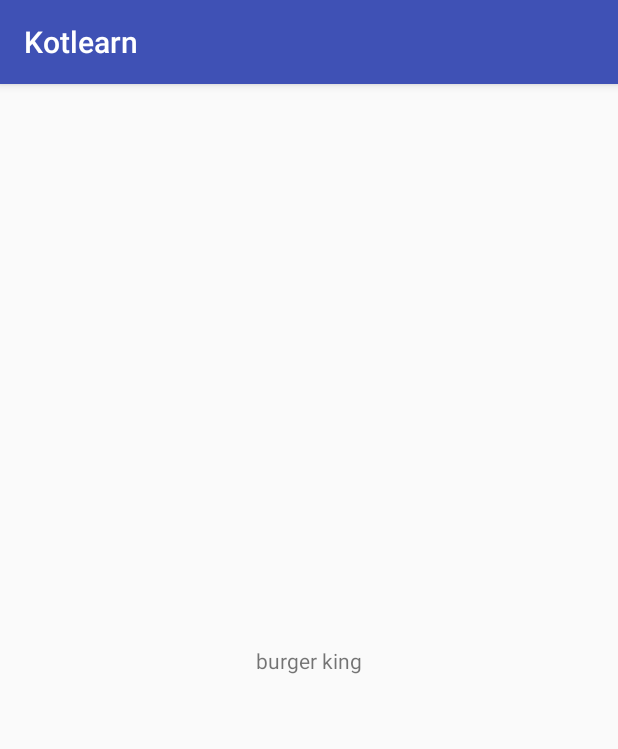
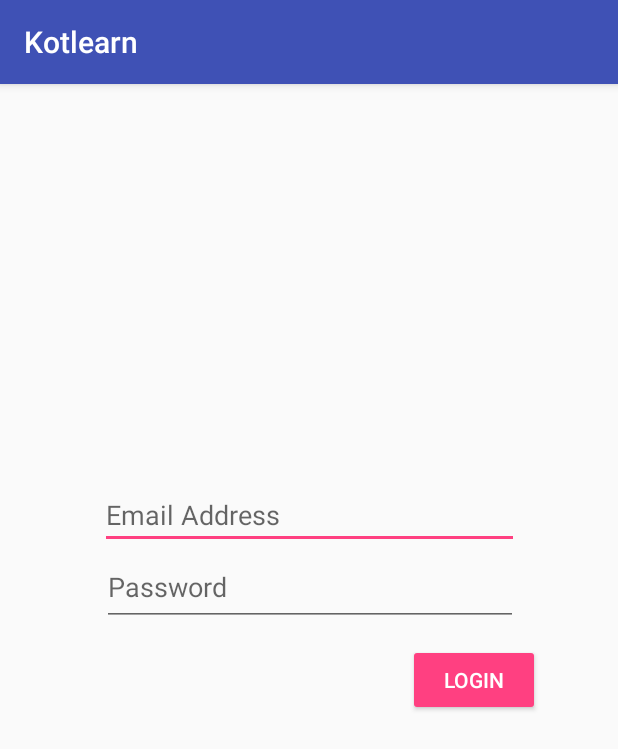
Before and after one commit to bonarmada/Kotlearn, an Android app: the screen it shows after launch (MainActivity before the commit, LoginActivity after it), on a phone screen of 412 x 824 dp. Shown: the top 749 px of the screen. Run offline under Robolectric (Android 15) with nearby library versions, the phone set to English and light mode, and no system bars; our stand-ins replace Dagger/Hilt's generated code, Picasso, Timber; libraries missing offline, so code that uses them is left out: com.jakewharton.picasso, io.realm; pictures from the network do not load; 6 statements that could not run were skipped.

Commit message:
create viewmodels, factory for DI, create livedata wrapper for realm

```diff
--- a/app/src/main/java/com/bonarmada/kotlearn/LoginActivity.kt
+++ b/app/src/main/java/com/bonarmada/kotlearn/LoginActivity.kt
@@ -1,28 +1,53 @@
 package com.bonarmada.kotlearn
 
+import android.arch.lifecycle.Observer
+import android.arch.lifecycle.ViewModelProvider
+import android.arch.lifecycle.ViewModelProviders
+import android.content.Intent
 import android.os.Bundle
 import android.support.v7.app.AppCompatActivity
-import android.util.Log
-import com.bonarmada.kotlearn.data.dao.UserDao
-import com.bonarmada.kotlearn.model.User
+import com.bonarmada.kotlearn.data.model.User
+import com.bonarmada.kotlearn.repository.UserRepository
+import com.bonarmada.kotlearn.viewmodel.UserViewModel
+import kotlinx.android.synthetic.main.activity_login.*
+import javax.inject.Inject
 
 class LoginActivity : AppCompatActivity() {
     val TAG = this.javaClass.simpleName
 
+    @Inject
+    lateinit var viewModelFactory: ViewModelProvider.Factory
+
+    @Inject
+    lateinit var repo: UserRepository
+
+    lateinit var userViewModel: UserViewModel
+
     override fun onCreate(savedInstanceState: Bundle?) {
         super.onCreate(savedInstanceState)
-        setContentView(R.layout.activity_main)
+        setContentView(R.layout.activity_login)
 
-        val dao = UserDao()
+        (application as App).component.inject(this)
 
-        val newUser = User()
-        newUser.id = 1;
-        newUser.firstName = "bon arada"
-        dao.save(newUser)
+    }
 
+    override fun onStart() {
+        super.onStart()
 
-        dao.get().forEach{
-            Log.e("hhe", "hello")
-        }
+        userViewModel = ViewModelProviders.of(this, viewModelFactory).get(UserViewModel::class.java)
+
+        userViewModel.loggedInUser.observe(this, Observer { it ->
+            if (it != null) {
+                startActivity(Intent(this, MainActivity::class.java))
+                finish()
+            }
+        })
+
+        btnLogin.setOnClickListener({ view ->
+            val user = User()
+            user.id = 1
+            user.firstName = "gege"
+            repo.dao.save(user)
+        })
     }
 }
--- a/app/src/main/java/com/bonarmada/kotlearn/MainActivity.kt
+++ b/app/src/main/java/com/bonarmada/kotlearn/MainActivity.kt
@@ -1,19 +1,31 @@
 package com.bonarmada.kotlearn
 
-import android.content.Context
+import android.arch.lifecycle.Observer
+import android.content.Intent
 import android.support.v7.app.AppCompatActivity
 import android.os.Bundle
 import android.util.Log
-import com.bonarmada.kotlearn.R.id.hello_world
 import com.bonarmada.kotlearn.repository.UserRepository
+import com.bonarmada.kotlearn.viewmodel.UserViewModel
 import kotlinx.android.synthetic.main.activity_main.*
 import javax.inject.Inject
+import android.arch.lifecycle.ViewModelProvider
+import android.arch.lifecycle.ViewModelProviders
+import com.bonarmada.kotlearn.data.model.User
+import kotlinx.android.synthetic.main.activity_login.*
+
 
 class MainActivity : AppCompatActivity() {
     val TAG = this.javaClass.simpleName
 
     @Inject
-    lateinit var userRepository: UserRepository
+    lateinit var viewModelFactory: ViewModelProvider.Factory
+
+    @Inject
+    lateinit var repo: UserRepository
+
+    lateinit var userViewModel: UserViewModel
+
 
     override fun onCreate(savedInstanceState: Bundle?) {
         super.onCreate(savedInstanceState)
@@ -26,9 +38,17 @@ class MainActivity : AppCompatActivity() {
     override fun onStart() {
         super.onStart()
 
-        userRepository.test()
+        userViewModel = ViewModelProviders.of(this, viewModelFactory).get(UserViewModel::class.java)
 
-        hello_world.text = "burger king"
-        hello_world.setOnClickListener { Log.e("hehe", "onclick") }
+        userViewModel.loggedInUser.observe(this, Observer { it ->
+            if (it == null) {
+                startActivity(Intent(this, LoginActivity::class.java))
+                finish()
+            }
+        })
+
+        btnLogout.setOnClickListener({ view ->
+            repo.dao.clear()
+        })
     }
 }
--- a/app/src/main/java/com/bonarmada/kotlearn/model/Password.kt
+++ b/app/src/main/java/com/bonarmada/kotlearn/data/model/Password.kt
@@ -1,4 +1,4 @@
-package com.bonarmada.kotlearn.model
+package com.bonarmada.kotlearn.data.model
 
 import com.google.gson.annotations.Expose
 import com.google.gson.annotations.SerializedName
--- a/app/src/main/java/com/bonarmada/kotlearn/data/remote/UserRemote.kt
+++ b/app/src/main/java/com/bonarmada/kotlearn/data/remote/UserRemote.kt
@@ -1,7 +1,7 @@
 package com.bonarmada.kotlearn.data.remote
 
-import com.bonarmada.kotlearn.model.Password
-import com.bonarmada.kotlearn.model.User
+import com.bonarmada.kotlearn.data.model.Password
+import com.bonarmada.kotlearn.data.model.User
 import io.reactivex.Single
 import retrofit2.Response
 import retrofit2.http.Body
--- a/app/src/main/java/com/bonarmada/kotlearn/di/component/AppComponent.kt
+++ b/app/src/main/java/com/bonarmada/kotlearn/di/component/AppComponent.kt
@@ -1,18 +1,22 @@
 package com.bonarmada.kotlearn.di.component
 
+import com.bonarmada.kotlearn.LoginActivity
 import com.bonarmada.kotlearn.MainActivity
 import com.bonarmada.kotlearn.di.module.DaoModule
 import com.bonarmada.kotlearn.di.module.RemoteModule
+import com.bonarmada.kotlearn.di.module.ViewModelModule
 import com.bonarmada.kotlearn.di.scope.AppScope
 import dagger.Component
 import dagger.Module
+import dagger.android.support.AndroidSupportInjectionModule
 
 /**
  * Created by bonbonme on 12/22/2017.
  */
 
 @AppScope
-@Component(modules = arrayOf(DaoModule::class, RemoteModule::class))
+@Component(modules = arrayOf(DaoModule::class, RemoteModule::class, ViewModelModule::class))
 interface AppComponent {
     fun inject(activity: MainActivity)
+    fun inject(activity: LoginActivity)
 }
--- a/app/src/main/java/com/bonarmada/kotlearn/di/module/DaoModule.kt
+++ b/app/src/main/java/com/bonarmada/kotlearn/di/module/DaoModule.kt
@@ -2,7 +2,6 @@ package com.bonarmada.kotlearn.di.module
 
 import com.bonarmada.kotlearn.data.dao.UserDao
 import com.bonarmada.kotlearn.di.scope.AppScope
-import com.bonarmada.kotlearn.model.User
 import dagger.Module
 import dagger.Provides
 
--- a/app/src/main/java/com/bonarmada/kotlearn/repository/UserRepository.kt
+++ b/app/src/main/java/com/bonarmada/kotlearn/repository/UserRepository.kt
@@ -4,6 +4,7 @@ import com.bonarmada.kotlearn.data.dao.UserDao
 import com.bonarmada.kotlearn.data.remote.UserRemote
 import javax.inject.Inject
 import android.util.Log
+import com.bonarmada.kotlearn.data.model.User
 
 /**
  * Created by bonbonme on 12/22/2017.
@@ -11,10 +12,12 @@ import android.util.Log
 
 
 class UserRepository @Inject
-internal constructor(private val remote: UserRemote, private val dao: UserDao) {
+internal constructor(private val remote: UserRemote, val dao: UserDao) {
 
     fun test(){
         Log.e("hehe", remote.toString())
         Log.e("hehe", dao.toString())
     }
+
+
 }
--- /dev/null
+++ b/app/src/main/java/com/bonarmada/kotlearn/viewmodel/UserViewModel.kt
@@ -0,0 +1,33 @@
+package com.bonarmada.kotlearn.viewmodel
+
+import android.arch.lifecycle.LiveData
+import android.arch.lifecycle.Transformations
+import android.arch.lifecycle.ViewModel
+import android.util.Log
+import com.bonarmada.kotlearn.data.dao.UserDao
+import com.bonarmada.kotlearn.data.model.User
+import com.bonarmada.kotlearn.repository.UserRepository
+import javax.inject.Inject
+
+/**
+ * Created by bonbonme on 1/3/2018.
+ */
+
+class UserViewModel @Inject constructor(private val repository: UserRepository) : ViewModel() {
+
+    var userId: Int = 0
+    lateinit var user: LiveData<User>
+    lateinit var loggedInUser: LiveData<User>
+
+    init {
+        subscribe()
+    }
+
+    fun subscribe() {
+        val users = repository.dao.getAsLiveData()
+        this.user = Transformations.map(users, { users ->
+            Log.e("TAG", users.size.toString())
+            repository.dao.get(userId) })
+        this.loggedInUser = Transformations.map(users, { users -> repository.dao.profile() })
+    }
+}
--- /dev/null
+++ b/app/src/main/java/com/bonarmada/kotlearn/viewmodel/ViewModelFactory.kt
@@ -0,0 +1,42 @@
+package com.bonarmada.kotlearn.viewmodel
+
+import android.arch.lifecycle.ViewModel
+import android.arch.lifecycle.ViewModelProvider
+import com.bonarmada.kotlearn.di.scope.AppScope
+import dagger.Provides
+import javax.inject.Inject
+import javax.inject.Provider
+
+/**
+ * Created by bonbonme on 1/15/2018.
+ */
+
+@AppScope
+class ViewModelFactory
+@Inject
+constructor(private val creators: Map<Class<out ViewModel>, @JvmSuppressWildcards Provider<ViewModel>>)
+    : ViewModelProvider.Factory {
+
+
+    @SuppressWarnings("Unchecked")
+    override fun <T : ViewModel?> create(modelClass: Class<T>): T {
+        var creator = creators[modelClass]
+
+        if (creator == null) {
+            for (entry in creators) {
+                if (modelClass.isAssignableFrom(entry.key)) {
+                    creator = entry.value
+                    break
+                }
+            }
+        }
+
+        if (creator == null) throw IllegalArgumentException("Unknown model class" + modelClass)
+
+        try {
+            return creator.get() as T
+        } catch (e: Exception) {
+            throw RuntimeException(e)
+        }
+    }
+}
--- /dev/null
+++ b/app/src/main/res/layout/activity_login.xml
@@ -0,0 +1,51 @@
+<?xml version="1.0" encoding="utf-8"?>
+<android.support.constraint.ConstraintLayout xmlns:android="http://schemas.android.com/apk/res/android"
+    xmlns:app="http://schemas.android.com/apk/res-auto"
+    xmlns:tools="http://schemas.android.com/tools"
+    android:layout_width="match_parent"
+    android:layout_height="match_parent"
+    tools:context="com.bonarmada.kotlearn.MainActivity">
+
+    <EditText
+        android:id="@+id/etEmail"
+        android:layout_width="279dp"
+        android:layout_height="43dp"
+        android:layout_marginBottom="8dp"
+        android:layout_marginEnd="8dp"
+        android:layout_marginStart="8dp"
+        android:layout_marginTop="8dp"
+        android:ems="10"
+        android:inputType="textEmailAddress"
+        android:hint="Email Address"
+        app:layout_constraintBottom_toBottomOf="parent"
+        app:layout_constraintEnd_toEndOf="parent"
+        app:layout_constraintHorizontal_bias="0.505"
+        app:layout_constraintStart_toStartOf="parent"
+        app:layout_constraintTop_toTopOf="parent"
+        app:layout_constraintVertical_bias="0.365" />
+
+    <EditText
+        android:id="@+id/etPassword"
+        android:layout_width="277dp"
+        android:layout_height="51dp"
+        android:layout_marginEnd="8dp"
+        android:layout_marginStart="8dp"
+        android:ems="10"
+        android:hint="Password"
+        android:inputType="textPassword"
+        app:layout_constraintEnd_toEndOf="parent"
+        app:layout_constraintHorizontal_bias="0.505"
+        app:layout_constraintStart_toStartOf="parent"
+        app:layout_constraintTop_toBottomOf="@+id/etEmail" />
+
+    <android.support.v7.widget.AppCompatButton
+        android:id="@+id/btnLogin"
+        style="@style/Widget.AppCompat.Button.Colored"
+        android:layout_width="wrap_content"
+        android:layout_height="wrap_content"
+        android:layout_marginEnd="52dp"
+        android:layout_marginTop="12dp"
+        android:text="Login"
+        app:layout_constraintEnd_toEndOf="parent"
+        app:layout_constraintTop_toBottomOf="@+id/etPassword" />
+</android.support.constraint.ConstraintLayout>
--- a/app/src/main/res/layout/activity_main.xml
+++ b/app/src/main/res/layout/activity_main.xml
@@ -6,11 +6,12 @@
     android:layout_height="match_parent"
     tools:context="com.bonarmada.kotlearn.MainActivity">
 
-    <TextView
-        android:id="@+id/hello_world"
+    <android.support.v7.widget.AppCompatButton
+        android:id="@+id/btnLogout"
         android:layout_width="wrap_content"
         android:layout_height="wrap_content"
-        android:text="Hello World!"
+        android:text="Log out"
+        android:theme="@style/Widget.AppCompat.Button.Colored"
         app:layout_constraintBottom_toBottomOf="parent"
         app:layout_constraintLeft_toLeftOf="parent"
         app:layout_constraintRight_toRightOf="parent"
--- a/build.gradle
+++ b/build.gradle
@@ -2,7 +2,8 @@
 
 buildscript {
     ext.kotlin_version = '1.1.51'
-    ext.dagger_version = '2.11'
+    ext.dagger_version = '2.13'
+    ext.architecture_components_version = '1.0.0'
     repositories {
         google()
         jcenter()
```
Also changed, not shown: app/build.gradle (+28 -6 lines), app/src/main/AndroidManifest.xml (+4 -4 lines), app/src/main/java/com/bonarmada/kotlearn/data/dao/DaoImpl.kt (+8 -2 lines), app/src/main/java/com/bonarmada/kotlearn/data/dao/LiveRealmData.kt (added, +26 -0 lines), app/src/main/java/com/bonarmada/kotlearn/data/dao/UserDao.kt (+4 -6 lines), app/src/main/java/com/bonarmada/kotlearn/data/model/User.kt (renamed from app/src/main/java/com/bonarmada/kotlearn/model/User.kt, +5 -4 lines), app/src/main/java/com/bonarmada/kotlearn/di/ViewModelKey.kt (added, +19 -0 lines), app/src/main/java/com/bonarmada/kotlearn/di/module/ViewModelModule.kt (added, +32 -0 lines).
